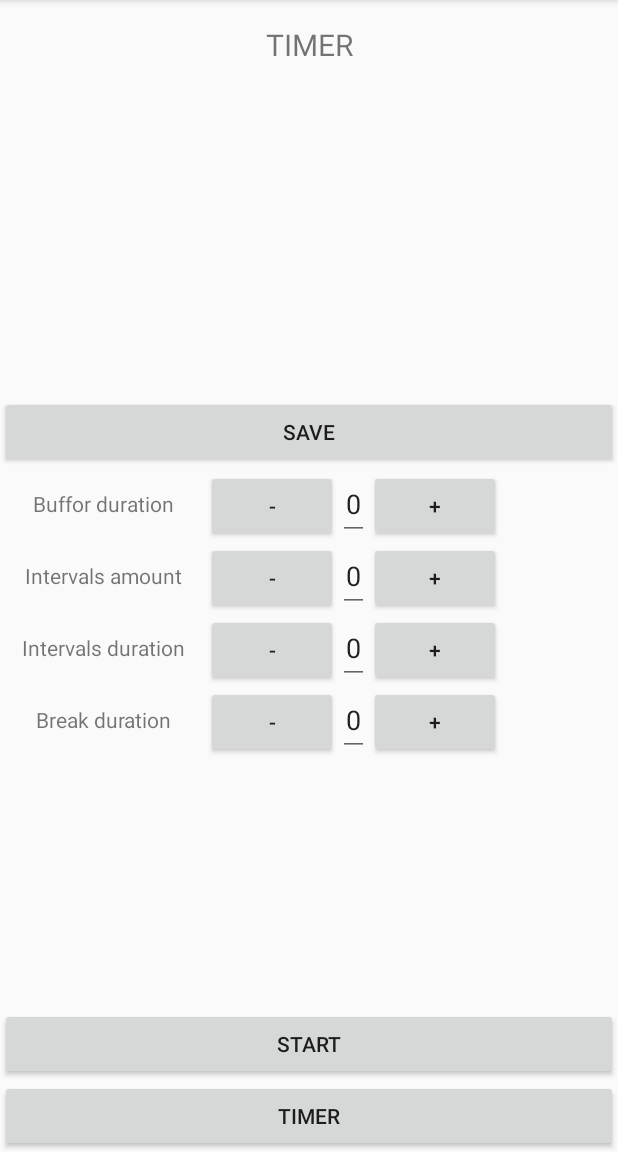
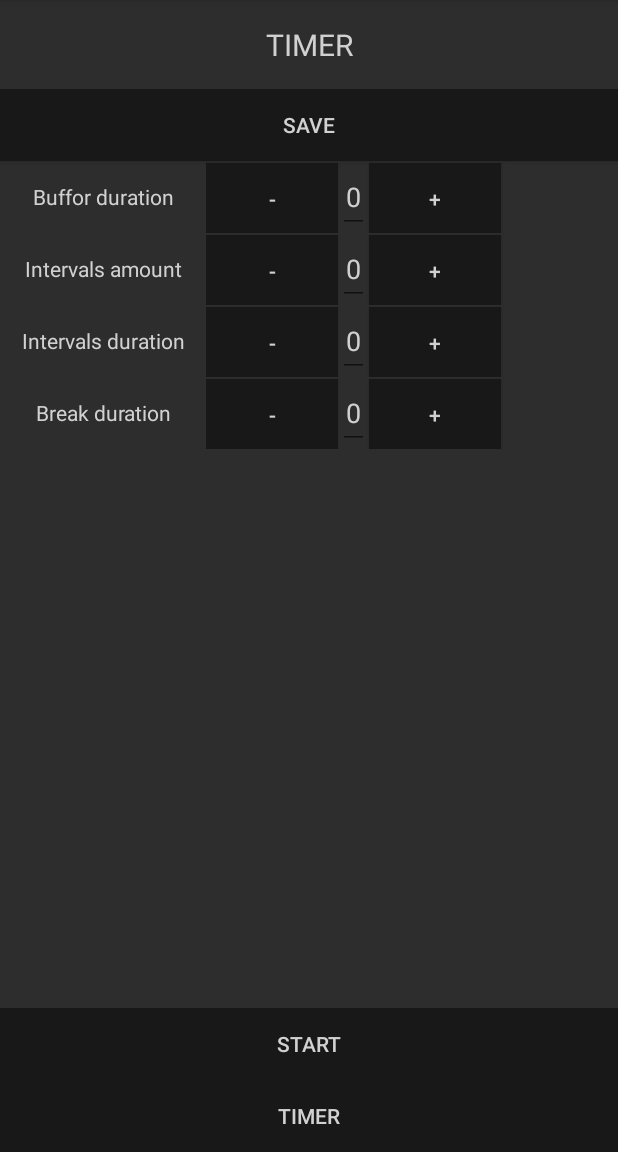
Before and after one commit to tpokora/boxingintervals, an Android app: the screen it shows after launch (MainActivity), after a tap on "SETTINGS", on a phone screen of 412 x 824 dp, the part 84-1236 px from its top. Run offline under Robolectric (Android 15) with nearby library versions, the phone set to English and light mode, and no system bars.

Commit message:
UI colors

```diff
--- a/app/src/main/res/layout/activity_main.xml
+++ b/app/src/main/res/layout/activity_main.xml
@@ -1,46 +1,53 @@
 <?xml version="1.0" encoding="utf-8"?>
-<RelativeLayout xmlns:android="http://schemas.android.com/apk/res/android"
+<LinearLayout xmlns:android="http://schemas.android.com/apk/res/android"
     xmlns:tools="http://schemas.android.com/tools"
     android:layout_width="match_parent"
     android:layout_height="match_parent"
     android:orientation="vertical"
-    tools:context="projects.tpokora.com.boxingintervals.MainActivity">
+    tools:context="projects.tpokora.com.boxingintervals.MainActivity"
+    android:background="@color/activity_background">
 
     <TextView
         android:id="@+id/activity_title"
         android:layout_width="match_parent"
         android:layout_height="wrap_content"
         android:layout_margin="@dimen/activity_title_margin"
-        android:layout_alignParentTop="true"
         android:text="@string/timer_fragment_header_string"
         android:textSize="@dimen/activity_title_font_size"
-        android:textAlignment="center"/>
+        android:textAlignment="center"
+        android:textColor="@color/activity_text_color"
+        />
 
     <FrameLayout
         android:id="@+id/fragment_container"
         android:layout_width="match_parent"
-        android:layout_height="wrap_content"
-        android:layout_centerVertical="true"/>
+        android:layout_height="match_parent"
+        android:layout_weight="1"/>
 
     <LinearLayout
         android:id="@+id/buttons_panel"
         android:layout_width="match_parent"
         android:layout_height="wrap_content"
-        android:layout_alignParentBottom="true"
-        android:orientation="vertical">
+        android:orientation="vertical"
+        android:gravity="bottom">
 
         <Button
             android:id="@+id/start_button"
             android:layout_width="match_parent"
             android:layout_height="wrap_content"
-            android:text="@string/start_button_string" />
+            android:text="@string/start_button_string"
+            android:textColor="@color/activity_text_color"
+            android:background="@color/button_color"/>
 
         <Button
             android:id="@+id/settings_button"
             android:layout_width="match_parent"
             android:layout_height="wrap_content"
-            android:text="@string/settings_button_string" />
+            android:text="@string/settings_button_string"
+            android:textColor="@color/activity_text_color"
+            android:background="@color/button_color"
+            />
     </LinearLayout>
 
 
-</RelativeLayout>
+</LinearLayout>
--- a/app/src/main/res/layout/fragment_settings.xml
+++ b/app/src/main/res/layout/fragment_settings.xml
@@ -15,7 +15,9 @@
             android:id="@+id/save_settings"
             android:layout_width="match_parent"
             android:layout_height="wrap_content"
-            android:text="SAVE"/>
+            android:text="SAVE"
+            android:textColor="@color/activity_text_color"
+            android:background="@color/button_color"/>
 
         <LinearLayout
             android:layout_width="match_parent"
@@ -26,7 +28,8 @@
                 android:layout_height="match_parent"
                 android:layout_weight="2"
                 android:gravity="center"
-                android:text="@string/settings_buffor_duration_string" />
+                android:text="@string/settings_buffor_duration_string"
+                android:textColor="@color/activity_text_color" />
 
             <LinearLayout
                 android:layout_width="match_parent"
@@ -37,21 +40,26 @@
                     android:id="@+id/buffor_decrease"
                     android:layout_width="wrap_content"
                     android:layout_height="wrap_content"
-                    android:text="@string/settings_decrease"/>
+                    android:text="@string/settings_decrease"
+                    android:textColor="@color/activity_text_color"
+                    android:background="@color/button_color"/>
 
                 <EditText
                     android:id="@+id/buffor_amount"
                     android:layout_width="wrap_content"
                     android:layout_height="match_parent"
                     android:gravity="center"
+                    android:maxLength="3"
                     android:text="@string/settings_value"
-                    android:maxLength="3"/>
+                    android:textColor="@color/activity_text_color" />
 
                 <Button
                     android:id="@+id/buffor_increase"
                     android:layout_width="wrap_content"
                     android:layout_height="wrap_content"
-                    android:text="@string/settings_increase"/>
+                    android:text="@string/settings_increase"
+                    android:textColor="@color/activity_text_color"
+                    android:background="@color/button_color"/>
 
             </LinearLayout>
         </LinearLayout>
@@ -65,7 +73,8 @@
                 android:layout_height="match_parent"
                 android:layout_weight="2"
                 android:gravity="center"
-                android:text="@string/settings_intervals_string" />
+                android:text="@string/settings_intervals_string"
+                android:textColor="@color/activity_text_color" />
 
             <LinearLayout
                 android:layout_width="match_parent"
@@ -76,21 +85,26 @@
                     android:id="@+id/interval_decrease"
                     android:layout_width="wrap_content"
                     android:layout_height="wrap_content"
-                    android:text="@string/settings_decrease"/>
+                    android:text="@string/settings_decrease"
+                    android:textColor="@color/activity_text_color"
+                    android:background="@color/button_color"/>
 
                 <EditText
                     android:id="@+id/interval_amount"
                     android:layout_width="wrap_content"
                     android:layout_height="match_parent"
                     android:gravity="center"
+                    android:maxLength="3"
                     android:text="@string/settings_value"
-                    android:maxLength="3"/>
+                    android:textColor="@color/activity_text_color" />
 
                 <Button
                     android:id="@+id/interval_increase"
                     android:layout_width="wrap_content"
                     android:layout_height="wrap_content"
-                    android:text="@string/settings_increase"/>
+                    android:text="@string/settings_increase"
+                    android:textColor="@color/activity_text_color"
+                    android:background="@color/button_color"/>
 
             </LinearLayout>
         </LinearLayout>
@@ -104,7 +118,8 @@
                 android:layout_height="match_parent"
                 android:layout_weight="2"
                 android:gravity="center"
-                android:text="@string/settings_intervals_duration_string" />
+                android:text="@string/settings_intervals_duration_string"
+                android:textColor="@color/activity_text_color" />
 
             <LinearLayout
                 android:layout_width="match_parent"
@@ -115,21 +130,26 @@
                     android:id="@+id/interval_duration_decrease"
                     android:layout_width="wrap_content"
                     android:layout_height="wrap_content"
-                    android:text="@string/settings_decrease"/>
+                    android:text="@string/settings_decrease"
+                    android:textColor="@color/activity_text_color"
+                    android:background="@color/button_color"/>
 
                 <EditText
                     android:id="@+id/interval_duration_amount"
                     android:layout_width="wrap_content"
                     android:layout_height="match_parent"
                     android:gravity="center"
+                    android:maxLength="3"
                     android:text="@string/settings_value"
-                    android:maxLength="3"/>
+                    android:textColor="@color/activity_text_color" />
 
                 <Button
                     android:id="@+id/interval_duration_increase"
                     android:layout_width="wrap_content"
                     android:layout_height="wrap_content"
-                    android:text="@string/settings_increase"/>
+                    android:text="@string/settings_increase"
+                    android:textColor="@color/activity_text_color"
+                    android:background="@color/button_color"/>
 
 
             </LinearLayout>
@@ -144,7 +164,8 @@
                 android:layout_height="match_parent"
                 android:layout_weight="2"
                 android:gravity="center"
-                android:text="@string/settings_break_duration_string" />
+                android:text="@string/settings_break_duration_string"
+                android:textColor="@color/activity_text_color" />
 
             <LinearLayout
                 android:layout_width="match_parent"
@@ -155,22 +176,26 @@
                     android:id="@+id/break_duration_decrease"
                     android:layout_width="wrap_content"
                     android:layout_height="wrap_content"
-                    android:text="@string/settings_decrease"/>
+                    android:text="@string/settings_decrease"
+                    android:textColor="@color/activity_text_color"
+                    android:background="@color/button_color"/>
 
                 <EditText
                     android:id="@+id/break_duration"
                     android:layout_width="wrap_content"
                     android:layout_height="match_parent"
                     android:gravity="center"
+                    android:maxLength="3"
                     android:text="@string/settings_value"
-                    android:maxLength="3"
-                    />
+                    android:textColor="@color/activity_text_color" />
 
                 <Button
                     android:id="@+id/break_duration_increase"
                     android:layout_width="wrap_content"
                     android:layout_height="wrap_content"
-                    android:text="@string/settings_increase"/>
+                    android:text="@string/settings_increase"
+                    android:textColor="@color/activity_text_color"
+                    android:background="@color/button_color"/>
 
 
             </LinearLayout>
--- a/app/src/main/res/layout/fragment_timer.xml
+++ b/app/src/main/res/layout/fragment_timer.xml
@@ -10,14 +10,16 @@
         android:layout_width="match_parent"
         android:layout_height="wrap_content"
         android:textSize="@dimen/timer_fragment_buffor_font_size"
-        android:textAlignment="center"/>
+        android:textAlignment="center"
+        android:textColor="@color/activity_text_color"/>
 
     <TextView
         android:id="@+id/interval_counter_title"
         android:layout_width="match_parent"
         android:layout_height="wrap_content"
         android:textSize="@dimen/timer_fragment_interval_counter_title_font_size"
-        android:textAlignment="center"/>
+        android:textAlignment="center"
+        android:textColor="@color/activity_text_color"/>
 
     <TextView
         android:id="@+id/interval_counter"
@@ -25,7 +27,8 @@
         android:layout_height="wrap_content"
         android:textSize="@dimen/timer_fragment_interval_counter_font_size"
         android:textAlignment="center"
-        android:text="00:03:00"/>
+        android:text="00:03:00"
+        android:textColor="@color/activity_text_color"/>
 
     <TextView
         android:id="@+id/break_title"
@@ -33,7 +36,8 @@
         android:layout_height="wrap_content"
         android:textSize="@dimen/timer_fragment_break_title_font_size"
         android:textAlignment="center"
-        android:text="Break"/>
+        android:text="Break"
+        android:textColor="@color/activity_text_color"/>
 
     <TextView
         android:id="@+id/break_timer"
@@ -41,6 +45,7 @@
         android:layout_height="wrap_content"
         android:textSize="@dimen/timer_fragment_break_timer_font_size"
         android:textAlignment="center"
-        android:text="20 s"/>
+        android:text="20 s"
+        android:textColor="@color/activity_text_color"/>
 
 </LinearLayout>
--- a/app/src/main/res/values/colors.xml
+++ b/app/src/main/res/values/colors.xml
@@ -3,4 +3,9 @@
     <color name="colorPrimary">#3F51B5</color>
     <color name="colorPrimaryDark">#303F9F</color>
     <color name="colorAccent">#FF4081</color>
+
+    <!-- Activity colors -->
+    <color name="activity_background">#2d2d2d</color>
+    <color name="activity_text_color">#d1d1d1</color>
+    <color name="button_color">#181818</color>
 </resources>
```
Also changed, not shown: 1 other file.
